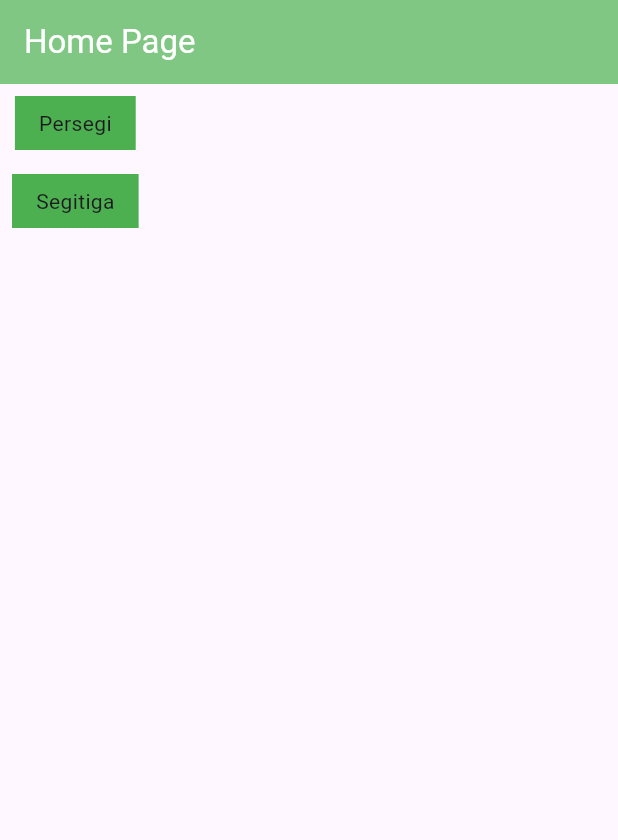
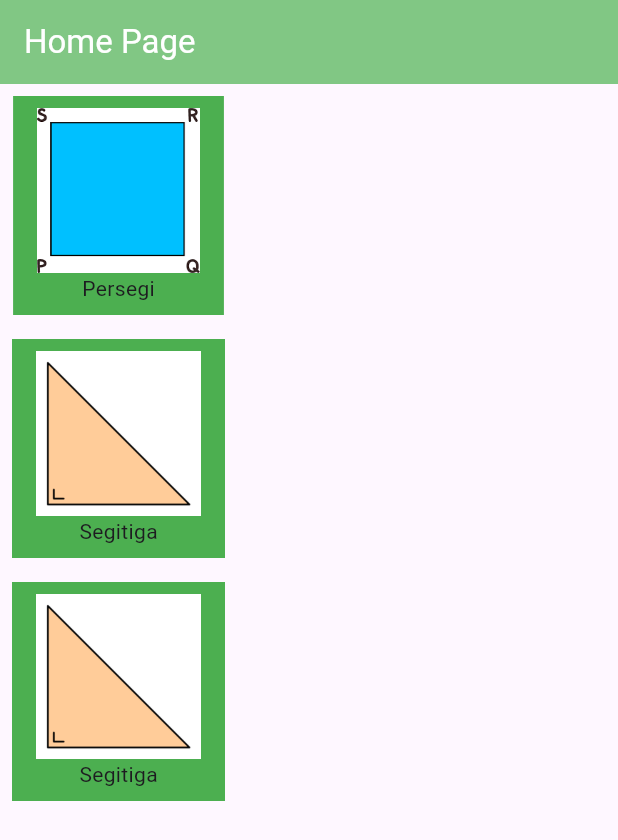
Before and after one commit to yovan199a/bangun_datar, a Flutter app: the screen it shows after launch, on a phone screen of 412 x 824 dp. Shown: the top 840 px of the screen. Run offline on Flutter 3.47's test engine with Material 2 defaults, Android fonts, the phone set to English and light mode, and no system bars.

Commit message:
custom component

```diff
--- a/lib/pages/home_page.dart
+++ b/lib/pages/home_page.dart
@@ -20,19 +20,45 @@ class HomePage extends StatelessWidget {
             decoration: BoxDecoration(
               color: Colors.green
             ),
-            child: Text("Persegi"),
+            child: Column(
+              children: [
+                Image.asset("assets/persegi.png",height: 110,),
+                Text("Persegi"),
+              ],
+            ),
           ),
-          Container(
-            margin: EdgeInsets.all(8),
-            padding: EdgeInsets.symmetric(vertical: 8, horizontal: 16),
-            decoration: BoxDecoration(
-                color: Colors.green
-            ),
-            child: Text("Segitiga"),
-          )
+          CustomMenu(ImageAssets: "assets/persegi.png",title: "perseGi",),
+          CustomMenu(ImageAssets: "assets/segitiga.png",title: "Segitiga",),
+
 
         ],
       ),
     );
   }
 }
+
+class CustomMenu extends StatelessWidget {
+  const CustomMenu({
+    super.key, required this.ImageAssets, required this.title,
+  });
+  final String ImageAssets;
+  final String title;
+
+  @override
+  Widget build(BuildContext context) {
+    return Container(
+      margin: EdgeInsets.all(8),
+      padding: EdgeInsets.symmetric(vertical: 8, horizontal: 16),
+      decoration: BoxDecoration(
+          color: Colors.green
+      ),
+      child: Column(
+        children: [
+          Image.asset("assets/segitiga.png",height: 110,),
+
+          Text("Segitiga"),
+        ],
+      ),
+    );
+  }
+}
--- a/pubspec.yaml
+++ b/pubspec.yaml
@@ -59,8 +59,8 @@ flutter:
   uses-material-design: true
 
   # To add assets to your application, add an assets section, like this:
-  # assets:
-  #   - images/a_dot_burr.jpeg
+  assets:
+    - assets/
   #   - images/a_dot_ham.jpeg
 
   # An image asset can refer to one or more resolution-specific "variants", see
```
Also changed, not shown: assets/LINGKARANd.png (added), assets/p panjang.png (added), assets/persegi.png (added), assets/segitiga.png (added).
